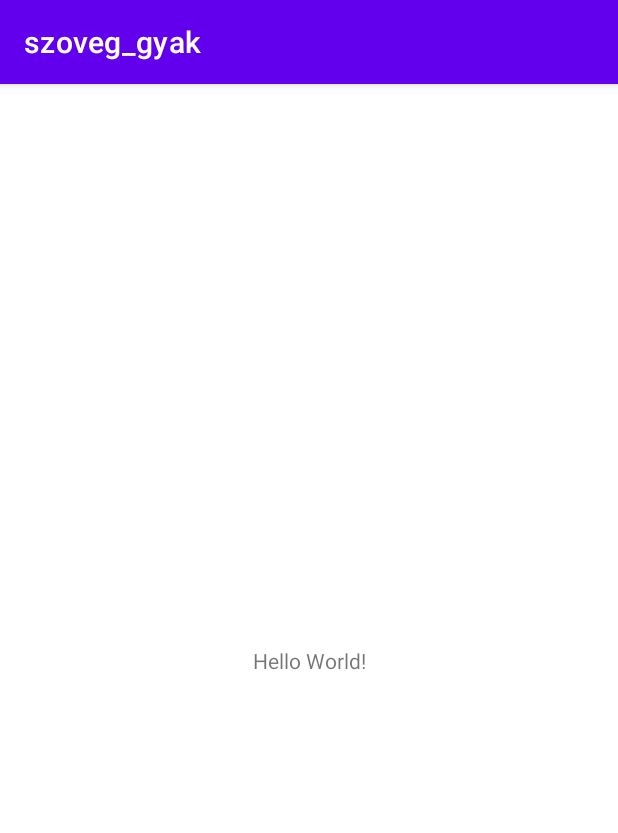
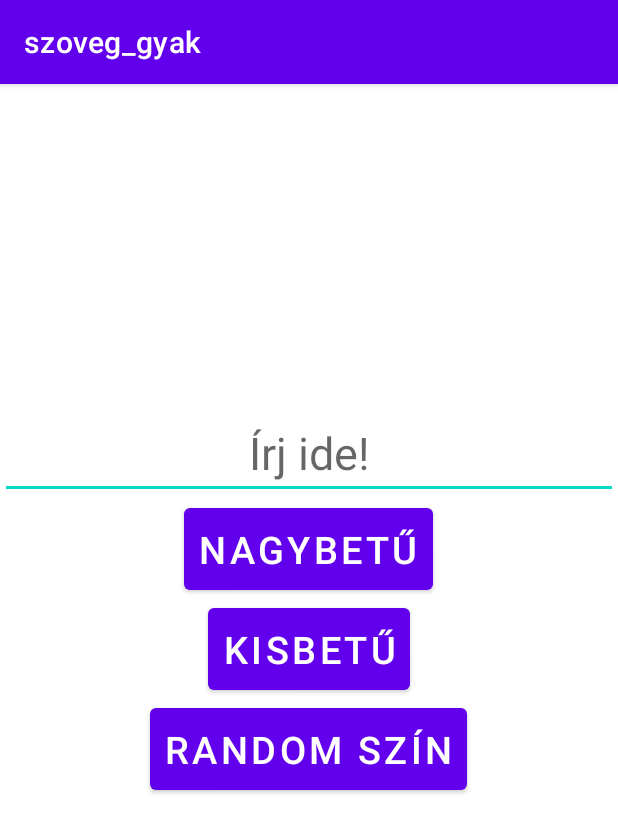
Before and after one commit to blaiseludvig/android-szoveg-gyak, an Android app: the screen it shows after launch (MainActivity), on a phone screen of 412 x 824 dp. Shown: the top 833 px of the screen. Run offline under Robolectric (Android 15) with nearby library versions, the phone set to English and light mode, and no system bars.

Commit message:
add layout

```diff
--- a/app/src/main/res/layout/activity_main.xml
+++ b/app/src/main/res/layout/activity_main.xml
@@ -1,18 +1,62 @@
 <?xml version="1.0" encoding="utf-8"?>
-<androidx.constraintlayout.widget.ConstraintLayout xmlns:android="http://schemas.android.com/apk/res/android"
+<RelativeLayout xmlns:android="http://schemas.android.com/apk/res/android"
     xmlns:app="http://schemas.android.com/apk/res-auto"
     xmlns:tools="http://schemas.android.com/tools"
     android:layout_width="match_parent"
     android:layout_height="match_parent"
+    android:gravity="center"
     tools:context=".MainActivity">
 
-    <TextView
+    <EditText
+        android:id="@+id/ediText"
+        android:layout_width="match_parent"
+        android:layout_height="wrap_content"
+        android:layout_centerHorizontal="true"
+        android:hint="Írj ide!"
+        android:textAlignment="center"
+        android:textSize="30sp" />
+
+    <Button
+        android:id="@+id/btnUpper"
         android:layout_width="wrap_content"
         android:layout_height="wrap_content"
-        android:text="Hello World!"
-        app:layout_constraintBottom_toBottomOf="parent"
-        app:layout_constraintEnd_toEndOf="parent"
-        app:layout_constraintStart_toStartOf="parent"
-        app:layout_constraintTop_toTopOf="parent" />
+        android:layout_below="@+id/ediText"
+        android:layout_centerHorizontal="true"
+        android:padding="10dp"
+        android:textSize="25sp"
+        android:text="nagybetű"/>
 
-</androidx.constraintlayout.widget.ConstraintLayout>
+    <Button
+        android:id="@+id/btnLower"
+        android:layout_width="wrap_content"
+        android:layout_height="wrap_content"
+        android:layout_below="@id/btnUpper"
+        android:layout_centerHorizontal="true"
+        android:padding="10dp"
+        android:textSize="25sp"
+        android:text="kisbetű"/>
+
+    <Button
+        android:id="@+id/btnRandom"
+        android:layout_width="wrap_content"
+        android:layout_height="wrap_content"
+        android:layout_below="@id/btnLower"
+        android:layout_centerHorizontal="true"
+        android:padding="10dp"
+        android:textSize="25sp"
+        android:text="random szín"
+        />
+
+    <TextView
+        android:id="@+id/textView"
+        android:layout_width="wrap_content"
+        android:layout_height="wrap_content"
+        android:layout_below="@+id/btnRandom"
+        android:layout_centerHorizontal="true"
+        android:layout_marginTop="20dp"
+        android:padding="7.5dp"
+        android:textColor="@color/black"
+        android:textSize="30sp"
+        android:textStyle="bold"/>
+
+</RelativeLayout>
```
